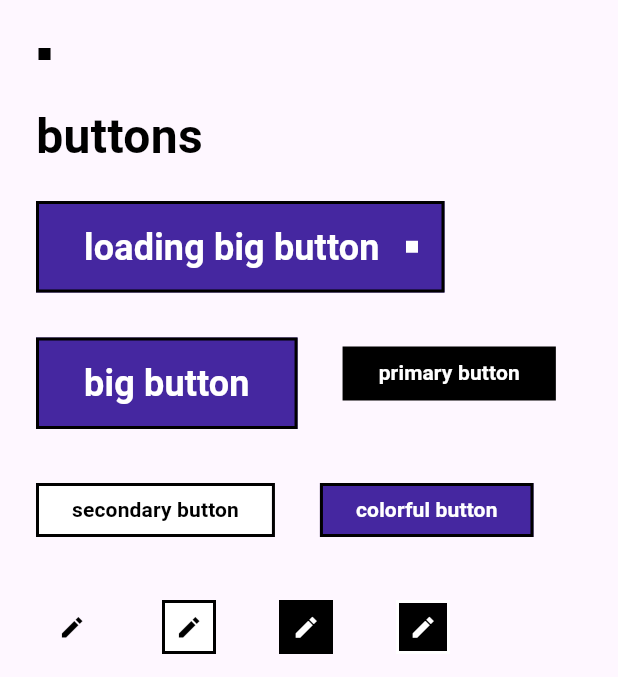
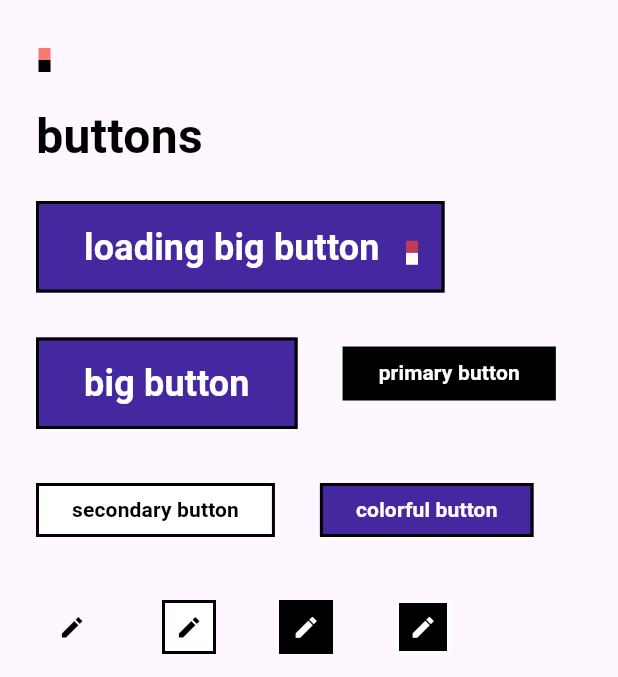
Before and after one commit to hugobrancowb/retro_design_system, a Flutter app: the screen it shows after launch, on a phone screen of 412 x 824 dp, the part 210-887 px from its top. Run offline on Flutter 3.47's test engine with Material 3 defaults, Android fonts, the phone set to English and light mode, and no system bars; Roboto replaces fonts that are missing (Ubuntu Mono).

Commit message:
WIP paint loading indicator
Signed-off-by: Hugo Branco <hugobrancowb@gmail.com>

```diff
--- a/example/lib/demo.page.dart
+++ b/example/lib/demo.page.dart
@@ -27,7 +27,7 @@ class _DesignSystemDemoState extends State<DesignSystemDemo> {
               const SizedBox(height: 24.0),
               const Row(
                 mainAxisAlignment: MainAxisAlignment.start,
-                children: [LoadingState()],
+                children: [RetroLoadingIndicator()],
               ),
               const SizedBox(height: 24.0),
               RetroH4("buttons"),
--- a/lib/widgets/buttons/retro_button_big.widget.dart
+++ b/lib/widgets/buttons/retro_button_big.widget.dart
@@ -19,7 +19,7 @@ class RetroBigButton extends ElevatedButton {
                   children: [
                     RetroH5.white(label, isBold: true),
                     const SizedBox(width: 16),
-                    const LoadingState.white(),
+                    const RetroLoadingIndicator.white(),
                   ],
                 ),
           style: style ??
--- a/lib/widgets/loading_state/loading_state.widget.dart
+++ b/lib/widgets/loading_state/loading_state.widget.dart
@@ -1,14 +1,14 @@
 part of retro_design_system;
 
-class LoadingState extends StatefulWidget {
-  const LoadingState({
+class RetroLoadingIndicator extends StatefulWidget {
+  const RetroLoadingIndicator({
     super.key,
     this.color = Colors.black,
     this.squareSize = 8,
     this.height = 24,
   });
 
-  const LoadingState.white({
+  const RetroLoadingIndicator.white({
     super.key,
     this.squareSize = 8,
     this.height = 24,
@@ -24,10 +24,10 @@ class LoadingState extends StatefulWidget {
   final double height;
 
   @override
-  State<LoadingState> createState() => _LoadingStateState();
+  State<RetroLoadingIndicator> createState() => _RetroLoadingIndicatorState();
 }
 
-class _LoadingStateState extends State<LoadingState>
+class _RetroLoadingIndicatorState extends State<RetroLoadingIndicator>
     with SingleTickerProviderStateMixin {
   late AnimationController animationController;
 
@@ -49,28 +49,41 @@ class _LoadingStateState extends State<LoadingState>
     super.dispose();
   }
 
-  /// Altura do pixel.
+  /// Square's distance from the bottom.
   double bottomDistance = 0;
 
-  /// Rotação do pixel.
+  /// Square's rotation (radians).
   double rotation = 0;
 
-  /// Animação aplicada no pixel (quadrado).
+  static const _gravity = -100;
+  static const _velConst = -(_gravity * 0.5);
+
+  /// Square's animation.
   void animation() {
-    double gravity = -100;
-    double velConst = -(gravity * 0.5);
-
     setState(() {
       double time = animationController.value;
-      rotation = time <= 0.25 ? time * pi : pi;
-      bottomDistance = (velConst * time) + (gravity * time * time) / 2;
+      // time = 0;
+      rotation = time <= 0.5 ? time * pi : pi * .5;
+      bottomDistance = (_velConst * time) + (_gravity * time * time) / 2;
     });
   }
 
   @override
   Widget build(BuildContext context) {
     // TODO: Use [CustomPainter] instead of several transforms
-    return SizedBox(
+
+    final newWidget = CustomPaint(
+      painter: _RetroLoadingPainter(
+        color: widget.color,
+        squareSize: widget.squareSize,
+        bottomDistance: bottomDistance,
+        rotation: rotation,
+      ),
+      size: Size(widget.squareSize * 1.42, widget.height),
+      isComplex: true,
+    );
+
+    final oldWidget = SizedBox(
       width: widget.squareSize * 1.42,
       height: widget.height,
       child: Center(
@@ -85,11 +98,56 @@ class _LoadingStateState extends State<LoadingState>
                 maxWidth: widget.squareSize,
                 maxHeight: widget.squareSize,
               ),
-              color: widget.color,
+              color: Colors.red.withOpacity(0.7),
             ),
           ),
         ),
       ),
     );
+
+    // return newWidget;
+    return Stack(children: [newWidget, oldWidget]);
   }
 }
+
+class _RetroLoadingPainter extends CustomPainter {
+  _RetroLoadingPainter({
+    required this.squareSize,
+    required this.color,
+    required this.bottomDistance,
+    required double rotation,
+  })  : alpha = rotation,
+        omega = (pi / 2) - rotation;
+
+  final double squareSize;
+  final Color color;
+  final double bottomDistance;
+  final double alpha;
+  final double omega;
+
+  @override
+  void paint(Canvas canvas, Size size) {
+    final ax = size.width / 2 + squareSize / 2 - (squareSize * cos(alpha));
+    final ay = size.height - bottomDistance;
+    final bx = cos(alpha) * squareSize + ax;
+    final by = sin(alpha) * squareSize + ay;
+    final dx = ax - cos(omega) * squareSize;
+    final dy = ay + sin(omega) * squareSize;
+    final cx = cos(alpha) * squareSize + dx;
+    final cy = sin(alpha) * squareSize + dy;
+
+    final squarePath = Path()
+      ..moveTo(ax, ay)
+      ..lineTo(bx, by)
+      ..lineTo(cx, cy)
+      ..lineTo(dx, dy);
+
+    canvas.drawPath(squarePath, Paint()..color = color);
+  }
+
+  @override
+  bool shouldRepaint(covariant CustomPainter oldDelegate) {
+    // TODO: implement shouldRepaint
+    return true;
+  }
+}
```
